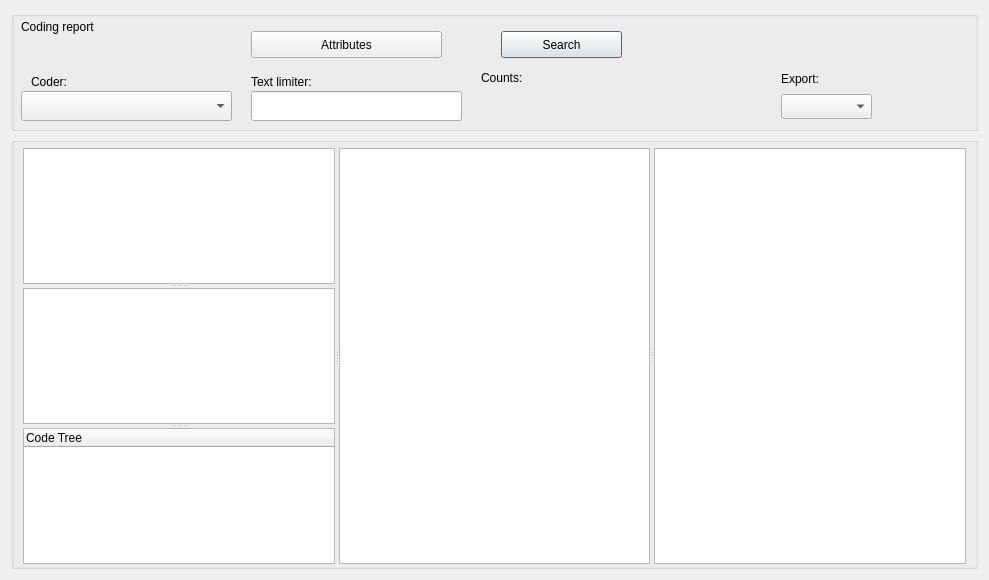
Qt form GUI_UIs/ui_dialog_report_codings.ui (ccbogel/QualCoder) before a commit.
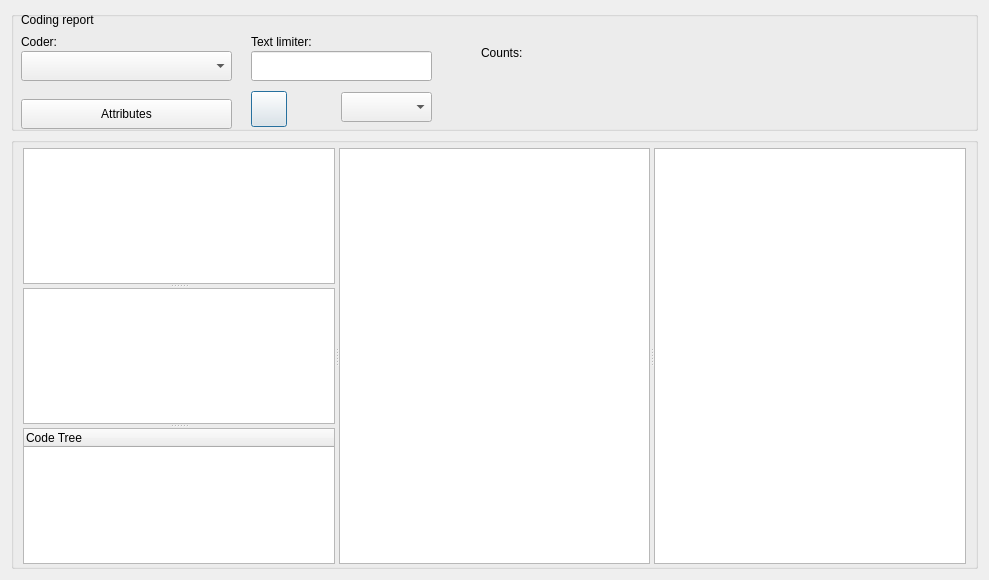
The same form after that commit.

Patch:
```diff
--- a/GUI_UIs/ui_dialog_report_codings.ui
+++ b/GUI_UIs/ui_dialog_report_codings.ui
@@ -44,8 +44,8 @@
       <property name="geometry">
        <rect>
         <x>240</x>
-        <y>80</y>
-        <width>211</width>
+        <y>40</y>
+        <width>181</width>
         <height>30</height>
        </rect>
       </property>
@@ -54,7 +54,7 @@
       <property name="geometry">
        <rect>
         <x>240</x>
-        <y>60</y>
+        <y>20</y>
         <width>211</width>
         <height>21</height>
        </rect>
@@ -69,21 +69,21 @@
      <widget class="QPushButton" name="pushButton_search">
       <property name="geometry">
        <rect>
-        <x>490</x>
-        <y>20</y>
-        <width>121</width>
-        <height>27</height>
+        <x>240</x>
+        <y>80</y>
+        <width>36</width>
+        <height>36</height>
        </rect>
       </property>
       <property name="text">
-       <string>Search</string>
+       <string/>
       </property>
      </widget>
      <widget class="QLabel" name="label_2">
       <property name="geometry">
        <rect>
-        <x>20</x>
-        <y>60</y>
+        <x>10</x>
+        <y>20</y>
         <width>61</width>
         <height>22</height>
        </rect>
@@ -96,7 +96,7 @@
       <property name="geometry">
        <rect>
         <x>10</x>
-        <y>80</y>
+        <y>40</y>
         <width>211</width>
         <height>30</height>
        </rect>
@@ -105,10 +105,10 @@
      <widget class="QPushButton" name="pushButton_attributeselect">
       <property name="geometry">
        <rect>
-        <x>240</x>
-        <y>20</y>
-        <width>191</width>
-        <height>27</height>
+        <x>10</x>
+        <y>88</y>
+        <width>211</width>
+        <height>30</height>
        </rect>
       </property>
       <property name="text">
@@ -118,23 +118,23 @@
      <widget class="QLabel" name="label_exports">
       <property name="geometry">
        <rect>
-        <x>770</x>
-        <y>60</y>
-        <width>131</width>
-        <height>16</height>
+        <x>290</x>
+        <y>80</y>
+        <width>36</width>
+        <height>36</height>
        </rect>
       </property>
       <property name="text">
-       <string>Export:</string>
+       <string/>
       </property>
      </widget>
      <widget class="QComboBox" name="comboBox_export">
       <property name="geometry">
        <rect>
-        <x>770</x>
-        <y>83</y>
+        <x>330</x>
+        <y>81</y>
         <width>91</width>
-        <height>25</height>
+        <height>30</height>
        </rect>
       </property>
       <item>
@@ -167,8 +167,8 @@
       <property name="geometry">
        <rect>
         <x>470</x>
-        <y>60</y>
-        <width>261</width>
+        <y>35</y>
+        <width>241</width>
         <height>50</height>
        </rect>
       </property>
@@ -198,7 +198,7 @@
       <property name="geometry">
        <rect>
         <x>10</x>
-        <y>5</y>
+        <y>-2</y>
         <width>231</width>
         <height>22</height>
        </rect>
```
Left out of the diff: 6 changed lines with no effect on the pictures.
